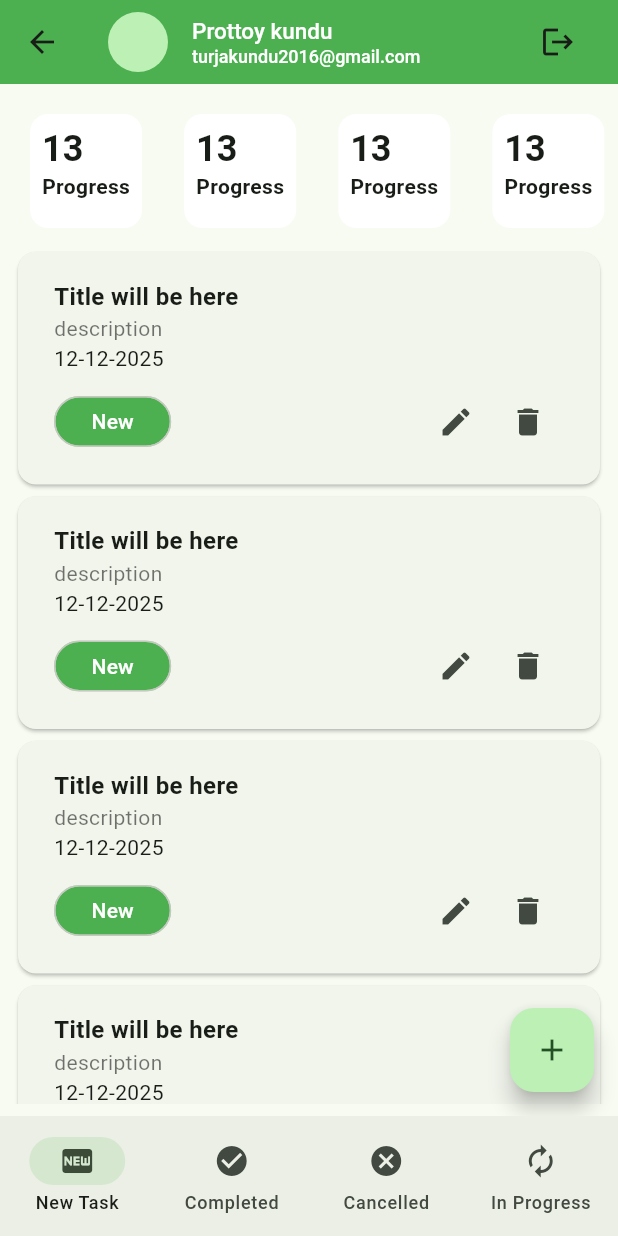
After one commit to prottoykundu38/Task_Manager, a Flutter app: the MainNavHolderScreen screen opened by its route, on a phone screen of 412 x 824 dp. The commit adds this screen. Run offline on Flutter 3.47's test engine with Material 3 defaults, Android fonts, the phone set to English and light mode, and no system bars; our stand-ins replace flutter_svg, pin_code_fields.

Commit message:
added all bottom nav screen

```diff
--- a/lib/ui/app.dart
+++ b/lib/ui/app.dart
@@ -1,6 +1,8 @@
 import 'package:flutter/material.dart';
+import 'package:task_manager/ui/screens/add_new_task_screen.dart';
 import 'package:task_manager/ui/screens/change_password_screen.dart';
 import 'package:task_manager/ui/screens/forgot_password_email_screen.dart';
+import 'package:task_manager/ui/screens/main_nav_holder_screen.dart';
 import 'package:task_manager/ui/screens/pin_verification_screen.dart';
 import 'package:task_manager/ui/screens/sign_in_screen.dart';
 import 'package:task_manager/ui/screens/sign_up_screen.dart';
@@ -61,6 +63,8 @@ class TaskManagerApp extends StatelessWidget {
             ForgotPasswordEmailScreen(),
         PinVerificationScreen.name: (context) => PinVerificationScreen(),
         ChangePasswordScreen.name: (context) => ChangePasswordScreen(),
+        MainNavHolderScreen.name: (context) => MainNavHolderScreen(),
+        AddNewTaskScreen.name: (context) => AddNewTaskScreen(),
       },
     );
   }
--- a/lib/ui/screens/add_new_task_screen.dart
+++ b/lib/ui/screens/add_new_task_screen.dart
@@ -3,6 +3,8 @@ import 'package:task_manager/ui/widgets/screen_background.dart';
 
 class AddNewTaskScreen extends StatefulWidget {
   const AddNewTaskScreen({super.key});
+
+  static const String name = '/add-new-task-screen';
 
   @override
   State<AddNewTaskScreen> createState() => _AddNewTaskScreenState();
--- /dev/null
+++ b/lib/ui/screens/main_nav_holder_screen.dart
@@ -0,0 +1,48 @@
+import 'package:flutter/material.dart';
+import 'package:task_manager/ui/screens/cancelled_task_list_screen.dart';
+import 'package:task_manager/ui/screens/completed_task_list_screen.dart';
+import 'package:task_manager/ui/screens/in_Progress_tast_list_screen.dart';
+import 'package:task_manager/ui/screens/new_task_list_screen.dart';
+import 'package:task_manager/ui/widgets/tm_app_bar.dart';
+
+class MainNavHolderScreen extends StatefulWidget {
+  const MainNavHolderScreen({super.key});
+
+  static const String name = 'main-nav-holder';
+
+  @override
+  State<MainNavHolderScreen> createState() => _MainNavHolderScreenState();
+}
+
+class _MainNavHolderScreenState extends State<MainNavHolderScreen> {
+  List<Widget> _screens = [
+    NewTaskListScreen(),
+    CompletedTaskListScreen(),
+    CancelledTaskListScreen(),
+    InProgressTastListScreen()
+  ];
+  int _selectedIndex = 0;
+  @override
+  Widget build(BuildContext context) {
+    return Scaffold(
+      appBar: TMAppBar(),
+      body: _screens[_selectedIndex],
+      bottomNavigationBar: NavigationBar(
+        selectedIndex: _selectedIndex,
+        onDestinationSelected: (int index) {
+          setState(() {
+            _selectedIndex = index;
+          });
+        },
+        destinations: [
+          NavigationDestination(icon: Icon(Icons.fiber_new), label: 'New Task'),
+          NavigationDestination(
+              icon: Icon(Icons.check_circle), label: 'Completed'),
+          NavigationDestination(icon: Icon(Icons.cancel), label: 'Cancelled'),
+          NavigationDestination(
+              icon: Icon(Icons.autorenew), label: 'In Progress'),
+        ],
+      ),
+    );
+  }
+}
--- /dev/null
+++ b/lib/ui/screens/new_task_list_screen.dart
@@ -0,0 +1,59 @@
+import 'package:flutter/material.dart';
+import 'package:task_manager/ui/screens/add_new_task_screen.dart';
+import 'package:task_manager/ui/widgets/task_card.dart';
+import 'package:task_manager/ui/widgets/task_count_summary_card.dart';
+
+class NewTaskListScreen extends StatefulWidget {
+  const NewTaskListScreen({super.key});
+
+  @override
+  State<NewTaskListScreen> createState() => _NewTaskListScreenState();
+}
+
+class _NewTaskListScreenState extends State<NewTaskListScreen> {
+  @override
+  Widget build(BuildContext context) {
+    return Scaffold(
+      body: Padding(
+        padding: const EdgeInsets.all(8.0),
+        child: Column(
+          children: [
+            SizedBox(
+              height: 100,
+              // width: 20,
+              child: ListView.separated(
+                scrollDirection: Axis.horizontal,
+                itemBuilder: (context, index) {
+                  return TaskCounterSummaryCard(
+                    title: 'Progress',
+                    count: '13',
+                  );
+                },
+                separatorBuilder: (context, index) => SizedBox(
+                  width: 4,
+                ),
+                itemCount: 6,
+              ),
+            ),
+            Expanded(
+              child: ListView.builder(
+                itemCount: 10,
+                itemBuilder: (context, index) {
+                  return TaskCard(Button: 'New',);
+                },
+              ),
+            ),
+          ],
+        ),
+      ),
+      floatingActionButton: FloatingActionButton(
+        onPressed: _onTapAddNewTask,
+        child: Icon(Icons.add),
+      ),
+    );
+  }
+
+  void _onTapAddNewTask() {
+    Navigator.pushNamed(context, AddNewTaskScreen.name);
+  }
+}
--- a/lib/ui/screens/sign_in_screen.dart
+++ b/lib/ui/screens/sign_in_screen.dart
@@ -1,6 +1,7 @@
 import 'package:flutter/gestures.dart';
 import 'package:flutter/material.dart';
 import 'package:task_manager/ui/screens/forgot_password_email_screen.dart';
+import 'package:task_manager/ui/screens/main_nav_holder_screen.dart';
 import 'package:task_manager/ui/screens/sign_up_screen.dart';
 import 'package:task_manager/ui/widgets/screen_background.dart';
 
@@ -133,6 +134,8 @@ class _SignInScreenState extends State<SignInScreen> {
     if (_formKey.currentState!.validate()) {
       //TODO Sign In Logic
     }
+    Navigator.pushNamedAndRemoveUntil(
+        context, MainNavHolderScreen.name, (predicate) => false);
   }
 
   void _onTapForgotPassowordButton() {
--- /dev/null
+++ b/lib/ui/widgets/task_card.dart
@@ -0,0 +1,63 @@
+import 'package:flutter/material.dart';
+
+class TaskCard extends StatelessWidget {
+  const TaskCard({
+    super.key, required this.Button,
+  });
+
+  final String Button;
+  // final String color;
+
+  @override
+  Widget build(BuildContext context) {
+    return Card(
+      child: Padding(
+        padding: const EdgeInsets.all(8.0),
+        child: Padding(
+          padding: const EdgeInsets.symmetric(horizontal: 16, vertical: 10),
+          child: Column(
+            crossAxisAlignment: CrossAxisAlignment.start,
+            children: [
+              Text(
+                'Title will be here',
+                style: TextStyle(fontSize: 16, fontWeight: FontWeight.bold),
+              ),
+              Text(
+                'description',
+                style: TextStyle(color: Colors.black54),
+              ),
+              Text('12-12-2025'),
+              const SizedBox(
+                height: 8,
+              ),
+              Row(
+                children: [
+                  Chip(
+                    backgroundColor: Colors.green,
+                    label: Text(
+                      '$Button',
+                      style: TextStyle(color: Colors.white),
+                    ),
+                    padding: EdgeInsets.symmetric(horizontal: 16),
+                    shape: RoundedRectangleBorder(
+                      borderRadius: BorderRadius.circular(20),
+                    ),
+                  ),
+                  Spacer(),
+                  IconButton(
+                    onPressed: () {},
+                    icon: Icon(Icons.edit),
+                  ),
+                  IconButton(
+                    onPressed: () {},
+                    icon: Icon(Icons.delete),
+                  ),
+                ],
+              )
+            ],
+          ),
+        ),
+      ),
+    );
+  }
+}
--- /dev/null
+++ b/lib/ui/widgets/task_count_summary_card.dart
@@ -0,0 +1,35 @@
+import 'package:flutter/material.dart';
+
+class TaskCounterSummaryCard extends StatelessWidget {
+  const TaskCounterSummaryCard({
+    super.key,
+    required this.title,
+    required this.count,
+  });
+  final String title;
+  final String count;
+
+  @override
+  Widget build(BuildContext context) {
+    return Padding(
+      padding: const EdgeInsets.all(8.0),
+      child: Card(
+        elevation: 0,
+        color: Colors.white,
+        child: Padding(
+          padding: const EdgeInsets.all(8),
+          child: Column(
+            crossAxisAlignment: CrossAxisAlignment.start,
+            children: [
+              Text('$count', style: Theme.of(context).textTheme.titleLarge),
+              Text(
+                title,maxLines: 1,
+                style: TextStyle(fontWeight: FontWeight.w600),
+              ),
+            ],
+          ),
+        ),
+      ),
+    );
+  }
+}
--- /dev/null
+++ b/lib/ui/widgets/tm_app_bar.dart
@@ -0,0 +1,60 @@
+import 'package:flutter/material.dart';
+import 'package:task_manager/ui/screens/sign_in_screen.dart';
+
+class TMAppBar extends StatefulWidget implements PreferredSizeWidget {
+  const TMAppBar({
+    super.key,
+  });
+
+  @override
+  // TODO: implement preferredSize
+  Size get preferredSize => Size.fromHeight(kToolbarHeight);
+
+  @override
+  State<TMAppBar> createState() => _TMAppBarState();
+}
+
+class _TMAppBarState extends State<TMAppBar> {
+  @override
+  Widget build(BuildContext context) {
+    return AppBar(
+      backgroundColor: Colors.green,
+      title: Row(
+        children: [
+          CircleAvatar(),
+          SizedBox(width: 16),
+          Expanded(
+            child: Column(
+              crossAxisAlignment: CrossAxisAlignment.start,
+              children: [
+                Text(
+                  'Prottoy kundu',
+                  style: TextStyle(
+                      fontSize: 15,
+                      color: Colors.white,
+                      fontWeight: FontWeight.w500),
+                ),
+                Text(
+                  'turjakundu2016@gmail.com',
+                  style: TextStyle(
+                      fontSize: 12,
+                      color: Colors.white,
+                      fontWeight: FontWeight.w500),
+                ),
+              ],
+            ),
+          ),
+          IconButton(
+            onPressed: _onTapLogoutButton,
+            icon: Icon(Icons.logout),
+          ),
+        ],
+      ),
+    );
+  }
+
+  void _onTapLogoutButton() {
+    Navigator.pushNamedAndRemoveUntil(
+        context, SignInScreen.name, (predicate) => false);
+  }
+}
```
Also changed, not shown: lib/ui/screens/cancelled_task_list_screen.dart (added, +25 -0 lines), lib/ui/screens/change_password_screen.dart (+28 -5 lines), lib/ui/screens/completed_task_list_screen.dart (added, +28 -0 lines), lib/ui/screens/in_Progress_tast_list_screen.dart (added, +25 -0 lines). Lines whose indentation alone changed are shown as unchanged.
